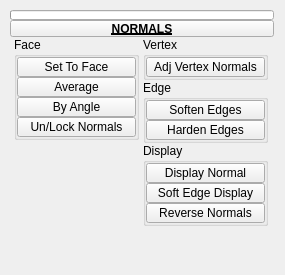
First picture: the form in tentacle/ui/uiLevel_3/normals.ui, repository m3trik/tentacle, before the edit.
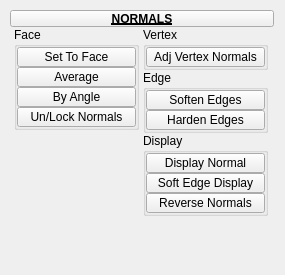
Second picture: the form after the edit. Custom widgets are drawn as their Qt base class.

The edit to the form file:
```diff
--- a/tentacle/ui/uiLevel_3/normals.ui
+++ b/tentacle/ui/uiLevel_3/normals.ui
@@ -52,34 +52,35 @@
       <number>0</number>
      </property>
      <item row="0" column="1" colspan="2">
-      <widget class="ProgressBar" name="progressBar">
-       <property name="sizePolicy">
-        <sizepolicy hsizetype="Ignored" vsizetype="Fixed">
-         <horstretch>0</horstretch>
-         <verstretch>0</verstretch>
-        </sizepolicy>
-       </property>
+      <widget class="PushButtonDraggable" name="draggable_header">
        <property name="minimumSize">
         <size>
-         <width>0</width>
-         <height>10</height>
+         <width>19</width>
+         <height>17</height>
         </size>
        </property>
        <property name="maximumSize">
         <size>
-         <width>16777215</width>
-         <height>10</height>
+         <width>999</width>
+         <height>17</height>
         </size>
        </property>
-       <property name="value">
-        <number>0</number>
+       <property name="font">
+        <font>
+         <weight>75</weight>
+         <bold>true</bold>
+         <underline>true</underline>
+        </font>
        </property>
-       <property name="textVisible">
-        <bool>false</bool>
+       <property name="text">
+        <string>NORMALS</string>
+       </property>
+       <property name="checkable">
+        <bool>true</bool>
        </property>
       </widget>
      </item>
-     <item row="2" column="1" colspan="2">
+     <item row="1" column="1" colspan="2">
       <layout class="QHBoxLayout" name="horizontalLayout">
        <item>
         <layout class="QVBoxLayout" name="verticalLayout">
@@ -577,35 +578,6 @@
        </item>
       </layout>
      </item>
-     <item row="1" column="1" colspan="2">
-      <widget class="PushButtonDraggable" name="draggable_header">
-       <property name="minimumSize">
-        <size>
-         <width>19</width>
-         <height>17</height>
-        </size>
-       </property>
-       <property name="maximumSize">
-        <size>
-         <width>999</width>
-         <height>17</height>
-        </size>
-       </property>
-       <property name="font">
-        <font>
-         <weight>75</weight>
-         <bold>true</bold>
-         <underline>true</underline>
-        </font>
-       </property>
-       <property name="text">
-        <string>NORMALS</string>
-       </property>
-       <property name="checkable">
-        <bool>true</bool>
-       </property>
-      </widget>
-     </item>
     </layout>
    </widget>
   </widget>
@@ -616,11 +588,6 @@
    <extends>QPushButton</extends>
    <header>widgets.pushbuttondraggable.h</header>
   </customwidget>
-  <customwidget>
-   <class>ProgressBar</class>
-   <extends>QProgressBar</extends>
-   <header>widgets.progressbar.h</header>
-  </customwidget>
   <customwidget>
    <class>PushButton</class>
    <extends>QPushButton</extends>
```
